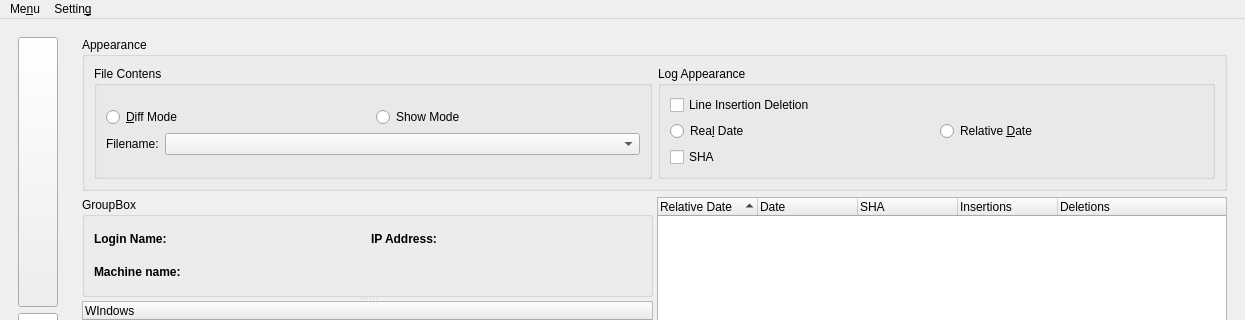
The window that lupv/Resources/ui/main_window.ui (azzamsa/lupv) describes before a commit, drawn with Qt 5; both pictures show x 0 to 1245 and y 0 to 320 of the 1245 by 900 pixel window.
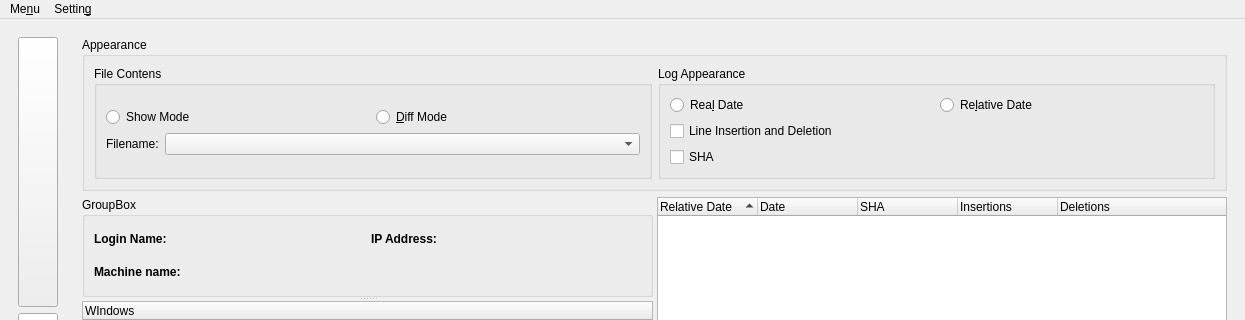
The same window after the commit. The open tabs and pages were chosen to show the change. Icons and pictures are not drawn.

Commit message: Rearrange widgets placement

```diff
--- a/lupv/Resources/ui/main_window.ui
+++ b/lupv/Resources/ui/main_window.ui
@@ -234,13 +234,6 @@
                    <layout class="QVBoxLayout" name="verticalLayout_14">
                     <item>
                      <layout class="QHBoxLayout" name="horizontalLayout_3">
-                      <item>
-                       <widget class="QRadioButton" name="diff_mode_rbtn">
-                        <property name="text">
-                         <string>&amp;Diff Mode</string>
-                        </property>
-                       </widget>
-                      </item>
                       <item>
                        <widget class="QRadioButton" name="show_mode_rbtn">
                         <property name="text">
@@ -248,6 +241,13 @@
                         </property>
                        </widget>
                       </item>
+                      <item>
+                       <widget class="QRadioButton" name="diff_mode_rbtn">
+                        <property name="text">
+                         <string>&amp;Diff Mode</string>
+                        </property>
+                       </widget>
+                      </item>
                      </layout>
                     </item>
                     <item>
@@ -293,13 +293,6 @@
                  <layout class="QVBoxLayout" name="verticalLayout_16">
                   <item>
                    <layout class="QVBoxLayout" name="verticalLayout_4">
-                    <item>
-                     <widget class="QCheckBox" name="stats_check">
-                      <property name="text">
-                       <string>Line Insertion Deletion</string>
-                      </property>
-                     </widget>
-                    </item>
                     <item>
                      <layout class="QHBoxLayout" name="horizontalLayout_10">
                       <item>
@@ -312,12 +305,19 @@
                       <item>
                        <widget class="QRadioButton" name="log_reldate_rbtn">
                         <property name="text">
-                         <string>Relative &amp;Date</string>
+                         <string>Re&amp;lative Date</string>
                         </property>
                        </widget>
                       </item>
                      </layout>
                     </item>
+                    <item>
+                     <widget class="QCheckBox" name="stats_check">
+                      <property name="text">
+                       <string>Line Insertion and Deletion</string>
+                      </property>
+                     </widget>
+                    </item>
                     <item>
                      <widget class="QCheckBox" name="sha_check">
                       <property name="text">
```
Left out of the diff: 12 changed lines with no effect on the pictures.
